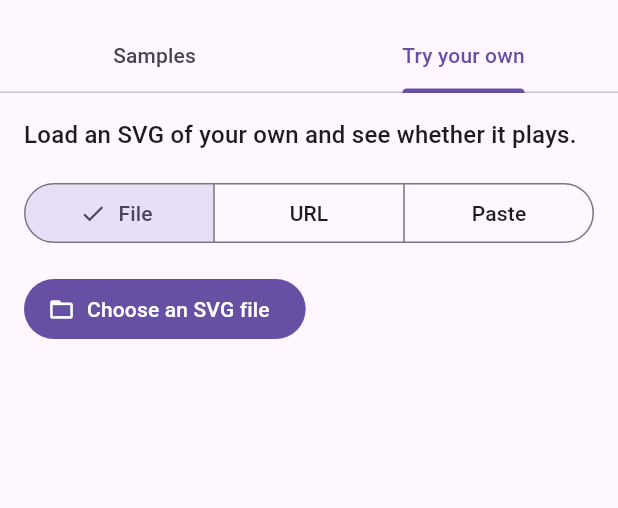
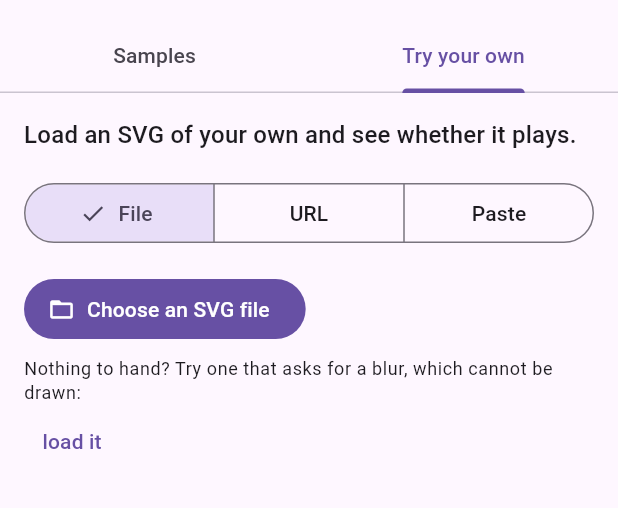
Before and after one commit to Treamz/svg_animate, a Flutter app: the screen it shows after launch, tab 2 chosen, on a phone screen of 412 x 824 dp, the part 63-571 px from its top. Run offline on Flutter 3.47's test engine with Material 3 defaults, Android fonts, the phone set to English and light mode, and no system bars; our stand-ins replace file_picker, flutter_svg, vector_graphics; missing offline and left inert: path_parsing, vector_graphics_compiler; statements that could not run were skipped.

Commit message:
Offer the demo an SVG that asks for something it cannot have (#24)
The playground reports what a file asks for that will not happen, and a visitor
arriving with a file that works never sees any of it. The most useful thing the
page does is therefore the thing hardest to reach.

One button loads an SVG with a `feGaussianBlur` on it. It plays, the glow is
missing, and the diagnostic underneath carries the `ImageFiltered` that comes
closest, with the `stdDeviation` the file asked for in it. The markup goes into
the text field as well as into the picture, so what produced the diagnostic can
be read and edited rather than only described.

The SVG is a constant in the playground rather than a file under `assets/`,
because everything under there is checked to compile with no diagnostics at all
and this one exists to produce one.

```diff
--- a/example/lib/playground.dart
+++ b/example/lib/playground.dart
@@ -48,6 +48,26 @@ const int _maximumSourceBytes = 4 << 20;
 /// another domain read from it.
 const String _exampleUrl =
     'https://raw.githubusercontent.com/Treamz/svg_animate/main/example/assets/spinner.svg';
+
+/// An SVG that plays, and asks for something that will not be drawn.
+///
+/// Deliberately not in `assets/`: everything under there is checked to compile
+/// with no diagnostics at all, and this one exists to produce one. A visitor
+/// with nothing of their own to try can still see what the package says when
+/// a file asks for more than the renderer can give.
+const String filterExample = '''
+<svg xmlns="http://www.w3.org/2000/svg" viewBox="0 0 120 120" width="120" height="120">
+  <defs>
+    <filter id="glow" x="-50%" y="-50%" width="200%" height="200%">
+      <feGaussianBlur stdDeviation="4"/>
+    </filter>
+  </defs>
+  <circle cx="60" cy="60" r="26" fill="#42a5f5" filter="url(#glow)">
+    <animate attributeName="r" values="18;30;18" dur="2s" repeatCount="indefinite"/>
+  </circle>
+  <circle cx="60" cy="60" r="12" fill="#0d47a1"/>
+</svg>
+''';
 
 class _PlaygroundScreenState extends State<PlaygroundScreen> {
   final AnimatedSvgController _controller = AnimatedSvgController();
@@ -187,6 +207,21 @@ class _PlaygroundScreenState extends State<PlaygroundScreen> {
     await _show(SvgAnimateNetworkLoader(url), url);
   }
 
+  /// Loads the bundled SVG that asks for a blur.
+  ///
+  /// Into the text field as well as into the picture, so that what produced the
+  /// diagnostic can be read and edited rather than only described.
+  Future<void> _loadFilterExample() async {
+    setState(() {
+      _source = _Source.markup;
+      _markup.text = filterExample;
+    });
+    await _show(
+      const SvgAnimateStringLoader(filterExample),
+      'an SVG asking for a blur',
+    );
+  }
+
   Future<void> _loadMarkup() async {
     final String markup = _markup.text.trim();
     if (markup.isEmpty) {
@@ -224,7 +259,9 @@ class _PlaygroundScreenState extends State<PlaygroundScreen> {
         ),
         const SizedBox(height: 16),
         _input(),
-        const SizedBox(height: 24),
+        const SizedBox(height: 8),
+        _ExampleHint(onPressed: _loadFilterExample),
+        const SizedBox(height: 16),
         _result(),
       ],
     );
@@ -354,6 +391,32 @@ class _PlaygroundScreenState extends State<PlaygroundScreen> {
   }
 }
 
+/// Offers the bundled example to somebody who has nothing of their own.
+///
+/// What it is there for is the second half: an SVG that plays and still does
+/// not look right is the case this page is worth opening for, and a visitor
+/// with a working file of their own never sees it.
+class _ExampleHint extends StatelessWidget {
+  const _ExampleHint({required this.onPressed});
+
+  final VoidCallback onPressed;
+
+  @override
+  Widget build(BuildContext context) {
+    final ThemeData theme = Theme.of(context);
+    return Wrap(
+      crossAxisAlignment: WrapCrossAlignment.center,
+      children: <Widget>[
+        Text(
+          'Nothing to hand? Try one that asks for a blur, which cannot be drawn:',
+          style: theme.textTheme.bodySmall,
+        ),
+        TextButton(onPressed: onPressed, child: const Text('load it')),
+      ],
+    );
+  }
+}
+
 /// The animation as it came out of the compiler.
 class _Report extends StatelessWidget {
   const _Report({required this.frames});
```
